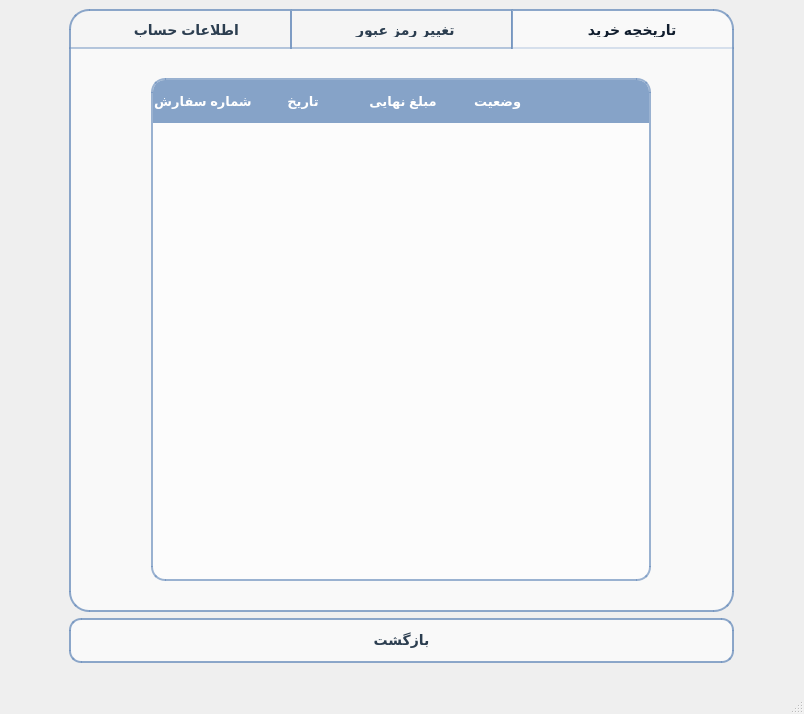
afkhamis1386-afk/bookCLUB_Project, file client/profilewindow_c.ui: the form before one commit.
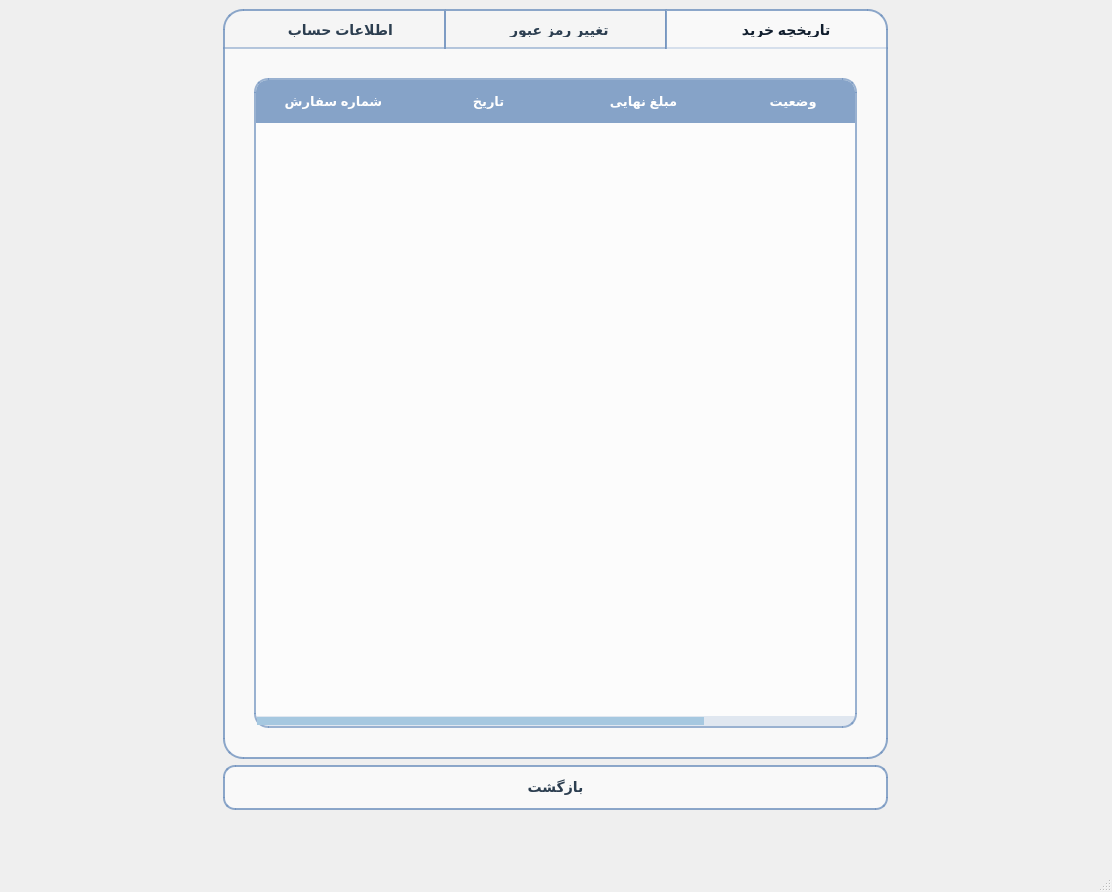
The form after the commit. The open tabs and pages were chosen to show the change. Icons and pictures are not drawn.

```diff
--- a/client/profilewindow_c.ui
+++ b/client/profilewindow_c.ui
@@ -6,8 +6,8 @@
    <rect>
     <x>0</x>
     <y>0</y>
-    <width>804</width>
-    <height>714</height>
+    <width>1112</width>
+    <height>892</height>
    </rect>
   </property>
   <property name="windowTitle">
@@ -325,14 +325,20 @@
         <string>                 تاریخچه خرید            </string>
        </attribute>
        <layout class="QGridLayout" name="gridLayout_3">
-        <item row="1" column="0">
+        <item row="0" column="0">
          <widget class="QTableWidget" name="ordersTableWidget">
           <property name="maximumSize">
            <size>
-            <width>500</width>
+            <width>16777215</width>
             <height>16777215</height>
            </size>
           </property>
+          <attribute name="horizontalHeaderVisible">
+           <bool>true</bool>
+          </attribute>
+          <attribute name="horizontalHeaderDefaultSectionSize">
+           <number>155</number>
+          </attribute>
           <attribute name="horizontalHeaderStretchLastSection">
            <bool>false</bool>
           </attribute>
```
Left out of the diff: 4 changed lines with no effect on the pictures.
